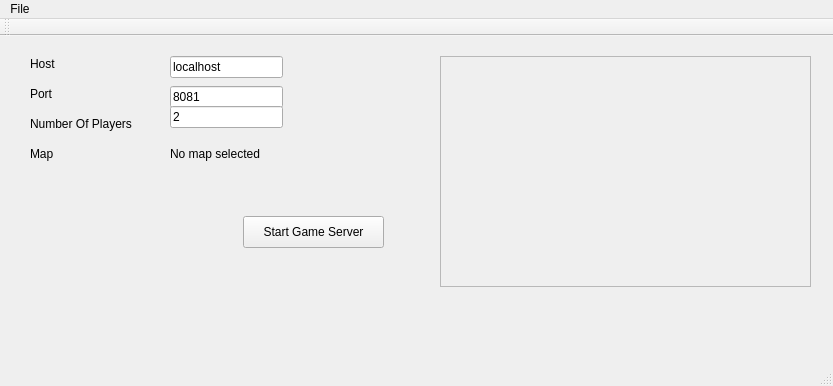
Old version of the form src/python/gamecreator/GameCreator/mainwindow.ui in the repository mkhasseb/ceng498pyrisk.
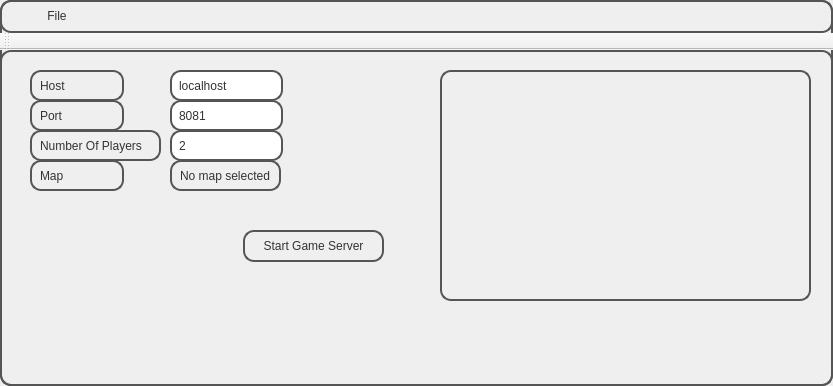
New version of the form.

What changed in the file:
```diff
--- a/src/python/gamecreator/GameCreator/mainwindow.ui
+++ b/src/python/gamecreator/GameCreator/mainwindow.ui
@@ -16,6 +16,24 @@
   <property name="windowTitle">
    <string>MainWindow</string>
   </property>
+  <property name="styleSheet">
+   <string notr="true">QMainWindow, QLabel, QPlainTextEdit, QMenuBar, QMenu, QAction, #centralWidget, QPushButton {
+color: #333;
+border: 2px solid #555;
+border-radius: 11px;
+padding: 5px;
+background: qradialgradient(cx: 0.3, cy: -0.4,
+fx: 0.3, fy: -0.4,
+radius: 1.35, stop: 0 #fff, stop: 1 #888);
+min-width: 80px;
+}
+QLineEdit {
+color: #333;
+border: 2px solid #555;
+border-radius: 11px;
+padding: 5px;
+}</string>
+  </property>
   <widget class="QWidget" name="centralWidget">
    <widget class="QLabel" name="selectedMapLabel">
     <property name="geometry">
@@ -23,7 +41,7 @@
       <x>170</x>
       <y>110</y>
       <width>111</width>
-      <height>16</height>
+      <height>31</height>
      </rect>
     </property>
     <property name="text">
@@ -48,8 +66,8 @@
      <rect>
       <x>30</x>
       <y>50</y>
-      <width>62</width>
-      <height>16</height>
+      <width>94</width>
+      <height>31</height>
      </rect>
     </property>
     <property name="text">
@@ -62,7 +80,7 @@
       <x>170</x>
       <y>50</y>
       <width>113</width>
-      <height>22</height>
+      <height>31</height>
      </rect>
     </property>
     <property name="text">
@@ -74,8 +92,8 @@
      <rect>
       <x>30</x>
       <y>110</y>
-      <width>62</width>
-      <height>16</height>
+      <width>94</width>
+      <height>31</height>
      </rect>
     </property>
     <property name="text">
@@ -88,7 +106,7 @@
       <x>30</x>
       <y>80</y>
       <width>131</width>
-      <height>16</height>
+      <height>31</height>
      </rect>
     </property>
     <property name="text">
@@ -99,9 +117,9 @@
     <property name="geometry">
      <rect>
       <x>170</x>
-      <y>70</y>
+      <y>80</y>
       <width>113</width>
-      <height>22</height>
+      <height>31</height>
      </rect>
     </property>
     <property name="text">
@@ -113,8 +131,8 @@
      <rect>
       <x>30</x>
       <y>20</y>
-      <width>62</width>
-      <height>16</height>
+      <width>94</width>
+      <height>31</height>
      </rect>
     </property>
     <property name="text">
@@ -127,7 +145,7 @@
       <x>170</x>
       <y>20</y>
       <width>113</width>
-      <height>22</height>
+      <height>31</height>
      </rect>
     </property>
     <property name="text">
@@ -154,7 +172,7 @@
      <x>0</x>
      <y>0</y>
      <width>833</width>
-     <height>22</height>
+     <height>35</height>
     </rect>
    </property>
    <widget class="QMenu" name="menuFile">
@@ -173,7 +191,6 @@
     <bool>false</bool>
    </attribute>
   </widget>
-  <widget class="QStatusBar" name="statusBar"/>
   <action name="actionOpen_Map">
    <property name="text">
     <string>Open Map</string>
```
